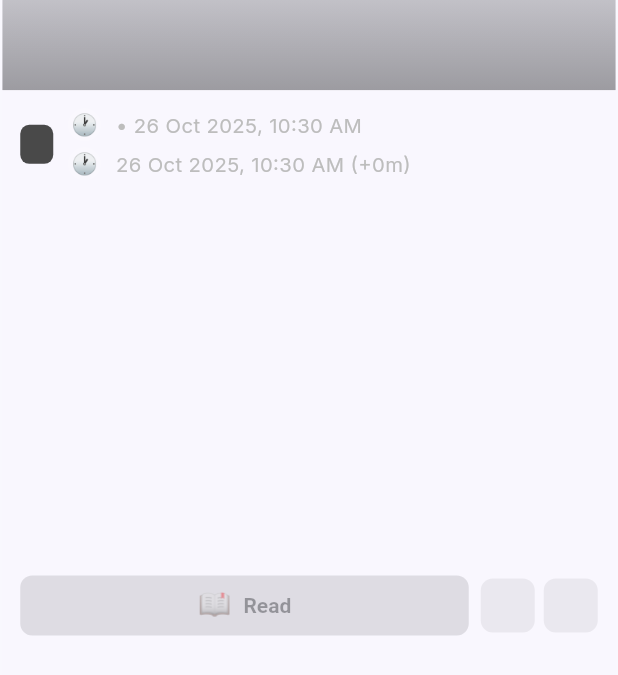
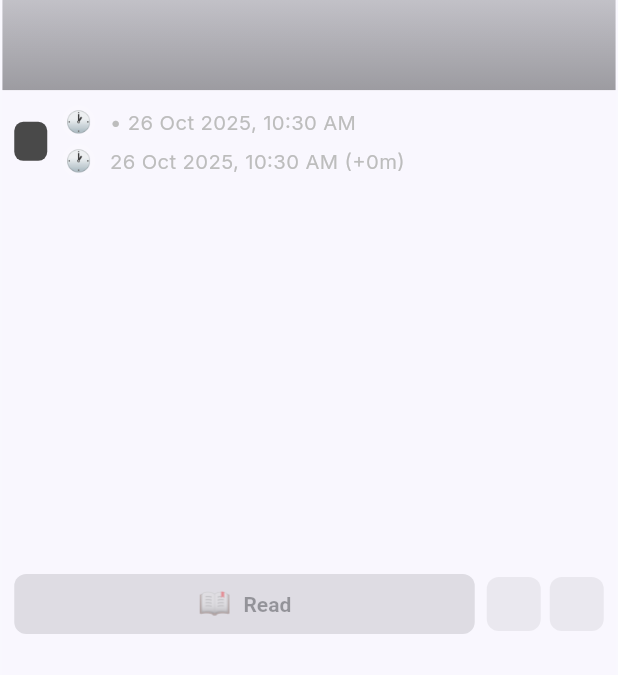
Before and after one commit to onlinecalculatorpro-astro/cinepulse, a Flutter app: the StoryCard widget shown alone on an empty page, opened directly with empty values, on a phone screen of 412 x 824 dp. Shown: the part 257-932 px from the top of the screen. Run offline on Flutter 3.47's test engine with Material 3 defaults, Android fonts, the phone set to English and light mode, and no system bars; our stand-ins replace cached_network_image, chewie, connectivity_plus, firebase_core, firebase_messaging, flutter_local_notifications and 5 more; accounts and stored records are empty; network calls fail; statements that could not run were skipped.

Commit message:
Update story_card.dart

```diff
--- a/lib/features/story/story_card.dart
+++ b/lib/features/story/story_card.dart
@@ -289,7 +289,7 @@ class _StoryCardState extends State<StoryCard> {
                   // Meta + CTA
                   Expanded(
                     child: Padding(
-                      padding: const EdgeInsets.fromLTRB(12, 12, 12, 8),
+                      padding: const EdgeInsets.fromLTRB(8, 10, 8, 8),
                       child: Column(
                         crossAxisAlignment: CrossAxisAlignment.start,
                         children: [
```
